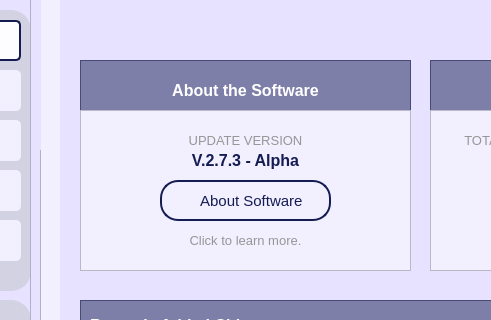
This is UI/MainPages/dashboard.ui in Yohhannn/Barangay-Records-Statistics-System as Qt 5 draws it before an edit; both pictures show x 190 to 681 and y 190 to 510 of the 1350 by 850 pixel window. The edited form follows.
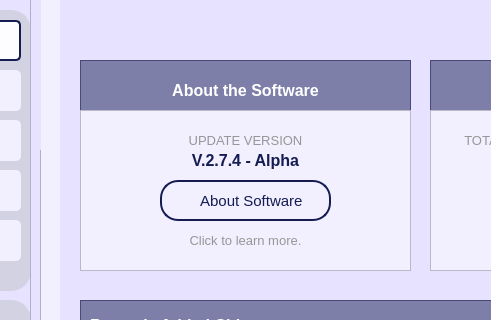
This is the edited form. Icons and pictures are not drawn.

Commit message: [ Minor Update V2.7.4 ] ~ Modified Dropdown to --> Radio Button -JP

```diff
--- a/UI/MainPages/dashboard.ui
+++ b/UI/MainPages/dashboard.ui
@@ -1573,7 +1573,7 @@
 }</string>
      </property>
      <property name="text">
-      <string>V.2.7.3 - Alpha</string>
+      <string>V.2.7.4 - Alpha</string>
      </property>
      <property name="alignment">
       <set>Qt::AlignmentFlag::AlignCenter</set>
```
The commit also changes 1 other file.
